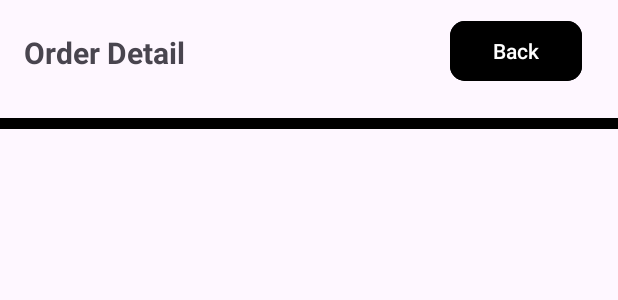
After one commit to trihuynh1811/PrmProject, an Android app: the layout activity_order_history_item.xml on its own in the app's theme, with its tools: preview values and no code run, on a phone screen of 412 x 824 dp. The commit adds this screen. Shown: the top 300 px of the screen. Run offline under Robolectric (Android 15) with nearby library versions, the phone set to English and light mode, and no system bars.

Commit message:
Fix Order History and Order Detail

```diff
--- /dev/null
+++ b/app/src/main/res/layout/activity_order_history_item.xml
@@ -0,0 +1,50 @@
+<?xml version="1.0" encoding="utf-8"?>
+<LinearLayout xmlns:android="http://schemas.android.com/apk/res/android"
+    xmlns:app="http://schemas.android.com/apk/res-auto"
+    android:layout_width="match_parent"
+    android:layout_height="match_parent"
+    xmlns:tools="http://schemas.android.com/tools"
+    android:orientation="vertical"
+    tools:context=".view.OrderDetailActivity">
+<RelativeLayout
+    android:layout_width="match_parent"
+    android:layout_height="wrap_content"
+    >
+    <TextView
+        android:layout_width="match_parent"
+        android:layout_height="wrap_content"
+        android:text="Order Detail"
+        android:layout_marginTop="5dp"
+        android:textSize="20sp"
+        android:textStyle="bold"
+        android:padding="16dp" />
+    <Button
+        android:layout_marginLeft="300dp"
+        android:layout_marginTop="10dp"
+        android:id="@+id/BackToOrderHistory"
+        android:backgroundTint="@color/black"
+        app:cornerRadius = "10dp"
+        android:text="Back"
+        android:layout_width="wrap_content"
+        android:layout_height="wrap_content"/>
+</RelativeLayout>
+    <Button
+        android:layout_marginTop="10dp"
+        android:layout_width="match_parent"
+        android:layout_height="15dp"
+        android:backgroundTint="@color/black"
+        app:cornerRadius = "0dp"
+        android:clickable="false"/>
+    <ScrollView
+        android:layout_marginTop="10dp"
+        android:layout_width="match_parent"
+        android:layout_height="wrap_content">
+        <androidx.recyclerview.widget.RecyclerView
+            android:id="@+id/order_item_recycler_view"
+            android:layout_width="match_parent"
+            android:layout_height="match_parent"
+            app:layoutManager="androidx.recyclerview.widget.LinearLayoutManager" />
+    </ScrollView>
+
+
+</LinearLayout>
```
Also changed, not shown: app/src/main/AndroidManifest.xml (+7 -0 lines), app/src/main/java/com/example/prmproject/adapter/OrderAdapter.java (added, +82 -0 lines), app/src/main/java/com/example/prmproject/adapter/OrderDetailAdapter.java (added, +72 -0 lines), app/src/main/java/com/example/prmproject/models/Order.java (added, +90 -0 lines), app/src/main/java/com/example/prmproject/models/OrderDetailDTO.java (added, +81 -0 lines), app/src/main/java/com/example/prmproject/service/OrderService.java (added, +16 -0 lines), app/src/main/java/com/example/prmproject/view/OrderDetailActivity.java (added, +46 -0 lines), app/src/main/java/com/example/prmproject/view/OrderHistoryActivity.java (added, +86 -0 lines), app/src/main/java/com/example/prmproject/view/User_Page_Activity.java (+11 -5 lines), app/src/main/res/layout/activity_order_history.xml (added, +49 -0 lines), app/src/main/res/layout/item_order.xml (+9 -3 lines), app/src/main/res/layout/item_order_detail.xml (added, +44 -0 lines).
